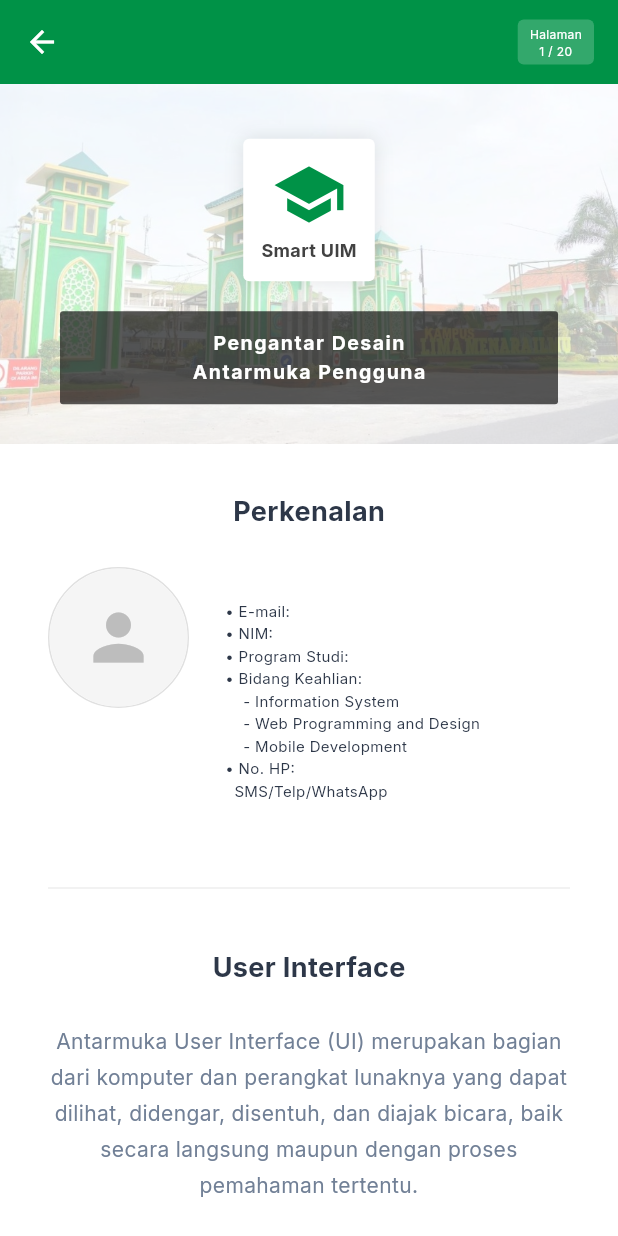
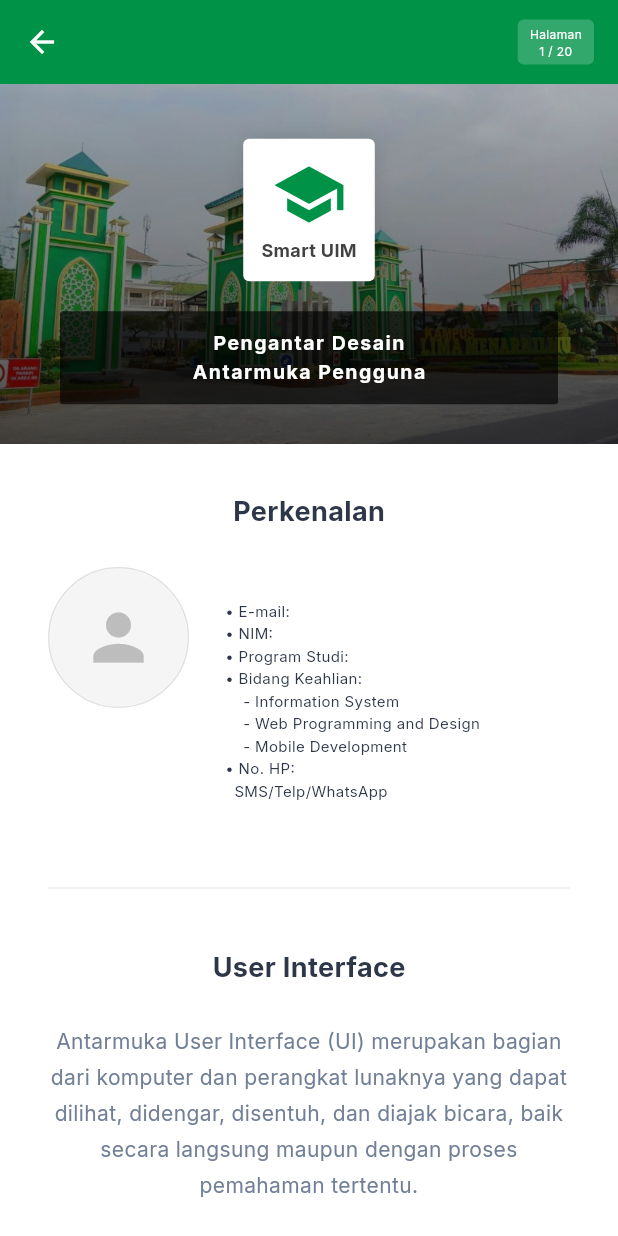
Before and after one commit to siapaajaboleh888/UAS_Smart-UIM, a Flutter app: the MaterialContentScreen screen opened directly with empty values, on a phone screen of 412 x 824 dp. Run offline on Flutter 3.47's test engine with Material 3 defaults, Android fonts, the phone set to English and light mode, and no system bars; our stand-ins replace google_fonts, image_picker, shared_preferences; accounts and stored records are empty.

Commit message:
style: update MaterialContentScreen header with premium campus background gradient

```diff
--- a/lib/screens/material_content_screen.dart
+++ b/lib/screens/material_content_screen.dart
@@ -75,9 +75,20 @@ class MaterialContentScreen extends StatelessWidget {
                     ),
                   ),
 
-                  // Semi-transparent overlay
+                  // Dark gradient overlay for a more premium look (Matches Login UI)
                   Positioned.fill(
-                    child: Container(color: Colors.white.withOpacity(0.7)),
+                    child: Container(
+                      decoration: BoxDecoration(
+                        gradient: LinearGradient(
+                          begin: Alignment.topCenter,
+                          end: Alignment.bottomCenter,
+                          colors: [
+                            Colors.black.withOpacity(0.3),
+                            Colors.black.withOpacity(0.7),
+                          ],
+                        ),
+                      ),
+                    ),
                   ),
 
                   // Content Layout over header
```
